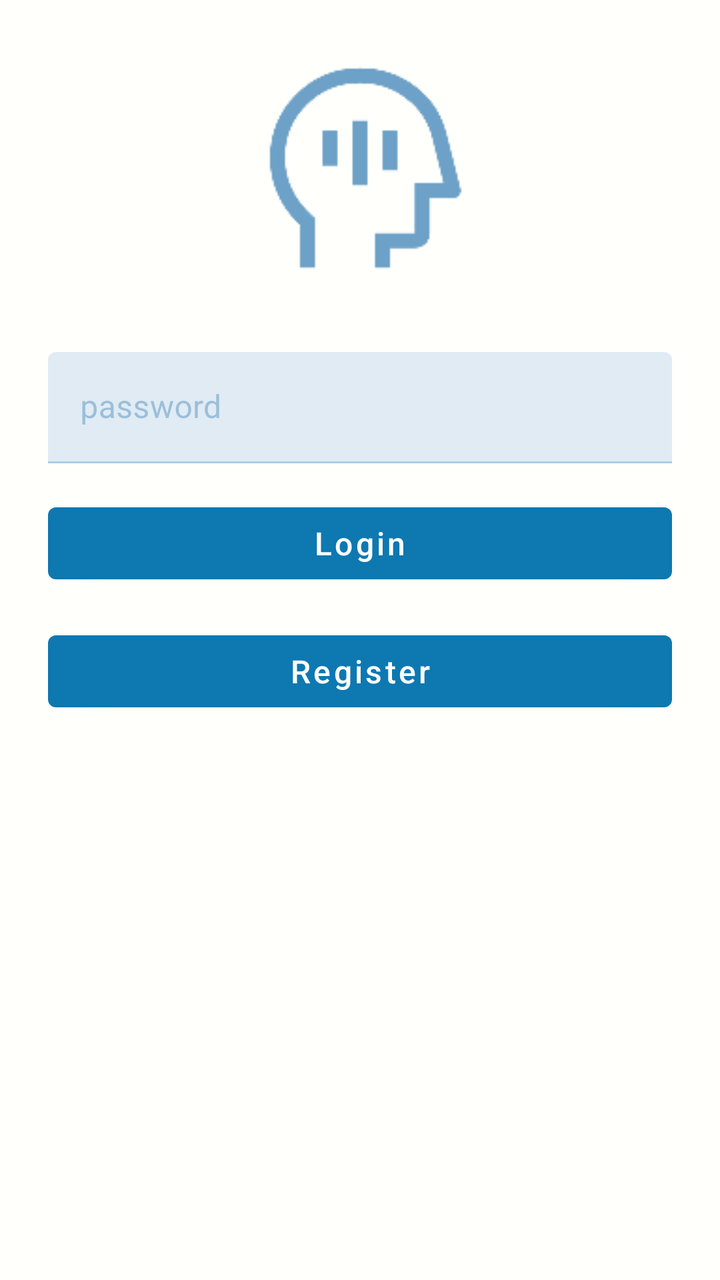
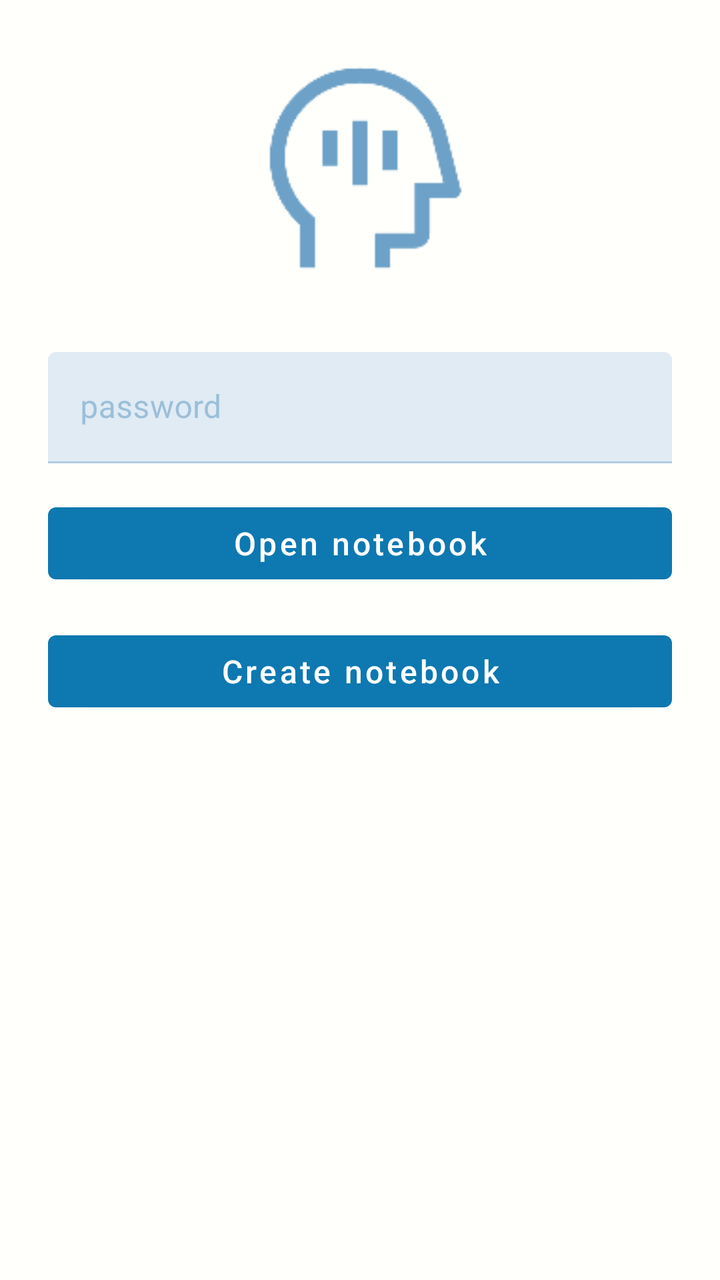

The first picture is an Android layout as it rendered before a commit; the second is the same layout after the commit. The layout source and the unified diff follow.
<!-- AndroidManifest.xml: application theme Theme.MindCache -->
<!-- res/layout/fragment_auth.xml -->
<?xml version="1.0" encoding="utf-8"?>
<LinearLayout xmlns:android="http://schemas.android.com/apk/res/android"
    xmlns:app="http://schemas.android.com/apk/res-auto"
    xmlns:tools="http://schemas.android.com/tools"
    android:layout_width="match_parent"
    android:layout_height="match_parent"
    android:orientation="vertical"
    android:padding="24dp"
    android:background="@color/background"
    tools:context="ui.auth.AuthFragment">

    <ImageView
        android:layout_gravity="center"
        android:id="@+id/logo"
        android:layout_width="120dp"
        android:layout_height="120dp"
        android:layout_marginBottom="32dp"
        android:contentDescription="@string/app_name"
        android:src="@drawable/ic_head"
        app:tint="?attr/colorOnSurface" />

        <com.google.android.material.textfield.TextInputLayout
            android:layout_width="match_parent"
            android:layout_height="wrap_content" >
            <com.google.android.material.textfield.TextInputEditText
                android:id="@+id/edittext_password"
                android:layout_width="match_parent"
                android:layout_height="wrap_content"
                android:autofillHints="password"
                android:inputType="textPassword"
                android:hint="@string/password" />
        </com.google.android.material.textfield.TextInputLayout>

        <com.google.android.material.button.MaterialButton
            android:id="@+id/btn_login"
            android:layout_width="match_parent"
            android:layout_height="wrap_content"
            android:layout_marginTop="16dp"
            android:text="@string/menu_auth"
            android:textAllCaps="false"
            android:textSize="16sp"
            app:iconGravity="start" />

        <com.google.android.material.button.MaterialButton
            android:id="@+id/btn_register"
            android:layout_width="match_parent"
            android:layout_height="wrap_content"
            android:layout_marginTop="16dp"
            android:text="@string/menu_register"
            android:textAllCaps="false"
            android:textSize="16sp"
            app:iconGravity="start" />
    
</LinearLayout>
<!-- resources referenced by this layout -->
<resources>
  <color name="background">#FFFFFC</color>
  <!-- drawable ic_head: png bitmap (drawable, 2049 bytes) -->
  <string name="app_name">MindCache</string>
  <string name="menu_auth">Login</string>
  <string name="menu_register">Register</string>
  <string name="password">password</string>
  <style name="Theme.MindCache" parent="Theme.MaterialComponents.Light.NoActionBar">
  
          <item name="android:textColor">@color/black</item>
          <item name="android:colorBackground">@color/white</item>
  
          <item name="colorPrimary">@color/primary</item>
          <item name="colorPrimaryVariant">@color/primaryVariant</item>
          <item name="colorOnPrimary">@color/white</item>
  
          <item name="colorSecondary">@color/teal_200</item>
          <item name="colorSecondaryVariant">@color/teal_500</item>
          <item name="colorOnSecondary">@color/black</item>
  
          <item name="colorSurface">@color/surface_color</item>
          <item name="colorOnSurface">@color/onSurface</item>
  
          <item name="android:statusBarColor">@color/action_bar</item>
  
          <item name="toolbarStyle">@style/ActionBarStyle</item>
          <item name="drawerArrowStyle">@style/BackArrowStyle</item>
  
          <item name="bottomSheetDialogTheme">@style/ThemeOverlay.MaterialComponents.BottomSheetDialog</item>
  
  
      </style>
  <color name="black">#FF000000</color>
  <color name="white">#FFFFFFFF</color>
  <color name="primary">#0E78B1</color>
  <color name="primaryVariant">#41A0D4</color>
  <color name="teal_200">#FFE082</color>
  <color name="teal_500">#FFC107</color>
  <color name="surface_color">#F0F6FB</color>
  <color name="onSurface">#6DA1C7</color>
  <color name="action_bar">#10409F</color>
  <style name="ActionBarStyle" parent="Widget.MaterialComponents.Toolbar.Surface">
          <item name="android:background">@color/action_bar</item>
          <item name="titleTextColor">@color/on_action_bar</item>
      </style>
  <style name="BackArrowStyle" parent="Widget.AppCompat.DrawerArrowToggle">
          <item name="spinBars">true</item>
          <item name="color">@color/on_action_bar</item> 
      </style>
  <color name="on_action_bar">@color/semi_white</color>
  <color name="semi_white">#E7E5DD</color>
</resources>

<!-- the commit's change to res/layout/fragment_auth.xml (unified diff, before → after) -->
@@ -46,7 +46,7 @@
             android:layout_width="match_parent"
             android:layout_height="wrap_content"
             android:layout_marginTop="16dp"
-            android:text="@string/menu_register"
+            android:text="@string/create_notebook"
             android:textAllCaps="false"
             android:textSize="16sp"
             app:iconGravity="start" />
<!-- resource entries referenced after the edit -->
@@ -3,8 +3,8 @@
   <color name="background">#FFFFFC</color>
   <!-- drawable ic_head: png bitmap (drawable, 2049 bytes) -->
   <string name="app_name">MindCache</string>
-  <string name="menu_auth">Login</string>
-  <string name="menu_register">Register</string>
+  <string name="create_notebook">Create notebook</string>
+  <string name="menu_auth">Open notebook</string>
   <string name="password">password</string>
   <style name="Theme.MindCache" parent="Theme.MaterialComponents.Light.NoActionBar">
   
